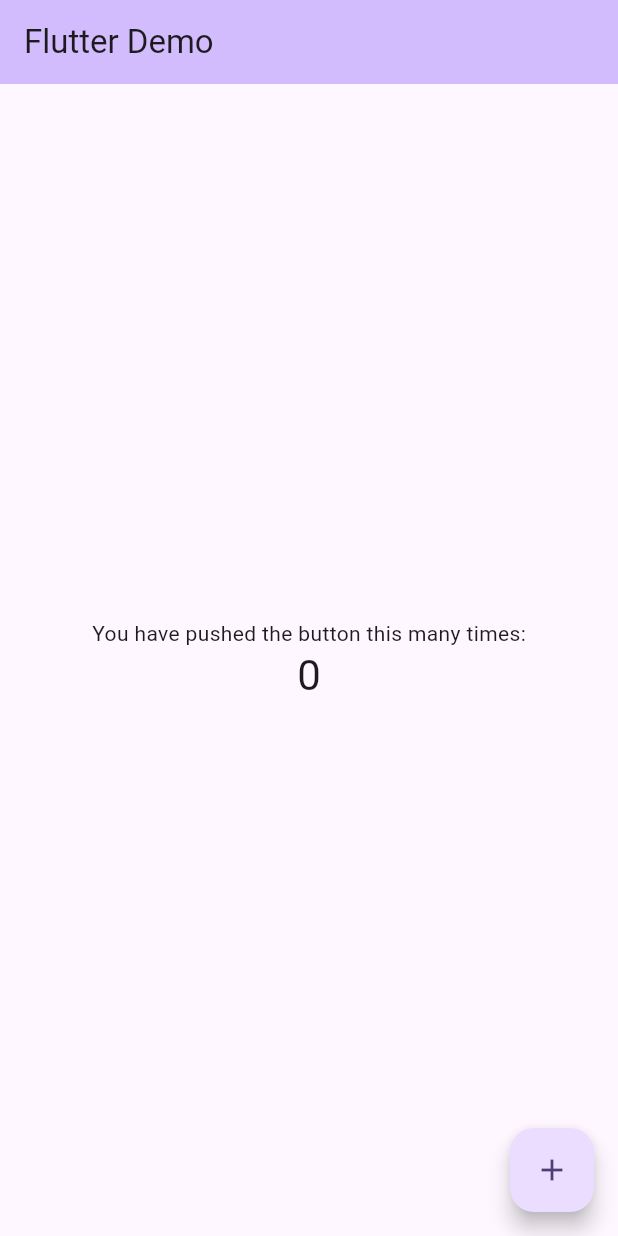
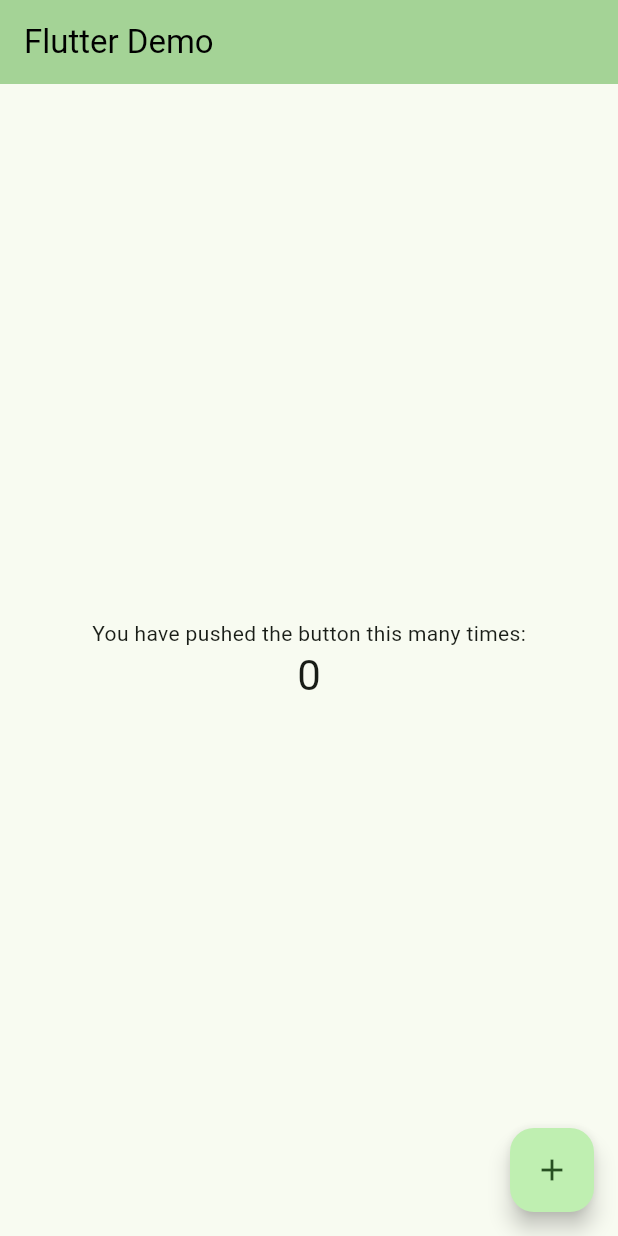
Before and after one commit to AnonX9/flutter_riverpod_starter, a Flutter app: the HomePage screen opened by its route, on a phone screen of 412 x 824 dp. Run offline on Flutter 3.47's test engine with Material 3 defaults, Android fonts, the phone set to English and light mode, and no system bars; our stand-ins replace connectivity_plus, dio, flex_color_scheme, flutter_animate, flutter_riverpod, go_router and 7 more; missing offline and left inert: talker_dio_logger; generated files the repository leaves out were written again; Roboto replaces fonts that are missing (Ubuntu).

Commit message:
Add themes

```diff
--- a/lib/core/app_entry.dart
+++ b/lib/core/app_entry.dart
@@ -1,6 +1,8 @@
 import 'package:flutter/material.dart';
 import 'package:flutter_riverpod/flutter_riverpod.dart';
 import 'package:flutter_riverpod_starter/router/router.dart';
+import 'package:flutter_riverpod_starter/theme/dark_theme.dart';
+import 'package:flutter_riverpod_starter/theme/light_theme.dart';
 
 /// Widget representing the entry point of the application.
 class AppEntry extends ConsumerWidget {
@@ -15,10 +17,8 @@ class AppEntry extends ConsumerWidget {
     return MaterialApp.router(
       routerConfig: router,
       title: 'Flutter Demo',
-      theme: ThemeData(
-        colorScheme: ColorScheme.fromSeed(seedColor: Colors.deepPurple),
-        useMaterial3: true,
-      ),
+      theme: lightTheme,
+      darkTheme: darkTheme,
     );
   }
 }
--- /dev/null
+++ b/lib/theme/dark_theme.dart
@@ -0,0 +1,32 @@
+import 'package:flex_color_scheme/flex_color_scheme.dart';
+import 'package:flutter/material.dart';
+import 'package:google_fonts/google_fonts.dart';
+
+/// Dark theme data with custom colors and configurations.
+final darkTheme = FlexThemeData.dark(
+  colors: const FlexSchemeColor(
+    primary: Color(0xff629f80), // Custom primary color
+    primaryContainer: Color(0xff274033), // Custom primary container color
+    secondary: Color(0xff81b39a), // Custom secondary color
+    secondaryContainer: Color(0xff4d6b5c), // Custom secondary container color
+    tertiary: Color(0xff88c5a6), // Custom tertiary color
+    tertiaryContainer: Color(0xff356c50), // Custom tertiary container color
+    appBarColor: Color(0xff356c50), // Custom app bar color
+    error: Color(0xffcf6679), // Custom error color
+  ),
+  usedColors: 2, // Number of colors used in the scheme
+  surfaceMode:
+      FlexSurfaceMode.levelSurfacesLowScaffold, // Surface mode configuration
+  blendLevel: 13, // Blend level for surfaces
+  subThemesData: const FlexSubThemesData(
+    useM2StyleDividerInM3: true, // Use Material 2 style divider in Material 3
+  ),
+  keyColors: const FlexKeyColors(
+    useSecondary: true, // Use secondary color for key colors
+  ),
+  visualDensity: FlexColorScheme
+      .comfortablePlatformDensity, // Visual density configuration
+  useMaterial3: true, // Use Material 3 design
+  swapLegacyOnMaterial3: true, // Swap legacy styles on Material 3
+  fontFamily: GoogleFonts.ubuntu().fontFamily, // Custom font family
+);
--- /dev/null
+++ b/lib/theme/light_theme.dart
@@ -0,0 +1,36 @@
+import 'package:flex_color_scheme/flex_color_scheme.dart';
+import 'package:flutter/material.dart';
+import 'package:google_fonts/google_fonts.dart';
+
+/// Light theme data with custom colors and configurations.
+final lightTheme = FlexThemeData.light(
+  colors: const FlexSchemeColor(
+    primary: Color(0xff065808), // Custom primary color
+    primaryContainer: Color(0xff9ee29f), // Custom primary container color
+    secondary: Color(0xff365b37), // Custom secondary color
+    secondaryContainer: Color(0xffaebdaf), // Custom secondary container color
+    tertiary: Color(0xff2c7e2e), // Custom tertiary color
+    tertiaryContainer: Color(0xffb8e6b9), // Custom tertiary container color
+    appBarColor: Color(0xffb8e6b9), // Custom app bar color
+    error: Color(0xffb00020), // Custom error color
+  ),
+  usedColors: 2, // Number of colors used in the scheme
+  surfaceMode:
+      FlexSurfaceMode.levelSurfacesLowScaffold, // Surface mode configuration
+  blendLevel: 7, // Blend level for surfaces
+  subThemesData: const FlexSubThemesData(
+    useM2StyleDividerInM3: true, // Use Material 2 style divider in Material 3
+  ),
+  keyColors: const FlexKeyColors(
+    useSecondary: true, // Use secondary color for key colors
+    keepPrimary: true, // Keep the primary color when changing scheme
+    keepSecondary: true, // Keep the secondary color when changing scheme
+    keepPrimaryContainer:
+        true, // Keep the primary container color when changing scheme
+  ),
+  visualDensity: FlexColorScheme
+      .comfortablePlatformDensity, // Visual density configuration
+  useMaterial3: true, // Use Material 3 design
+  swapLegacyOnMaterial3: true, // Swap legacy styles on Material 3
+  fontFamily: GoogleFonts.ubuntu().fontFamily, // Custom font family
+);
--- a/pubspec.yaml
+++ b/pubspec.yaml
@@ -26,6 +26,8 @@ dependencies:
   objectbox_flutter_libs: any
   go_router: ^13.2.1
   flutter_animate: ^4.5.0
+  flex_color_scheme: ^7.3.1
+  google_fonts: ^6.2.1
 
 
 dev_dependencies:
```
